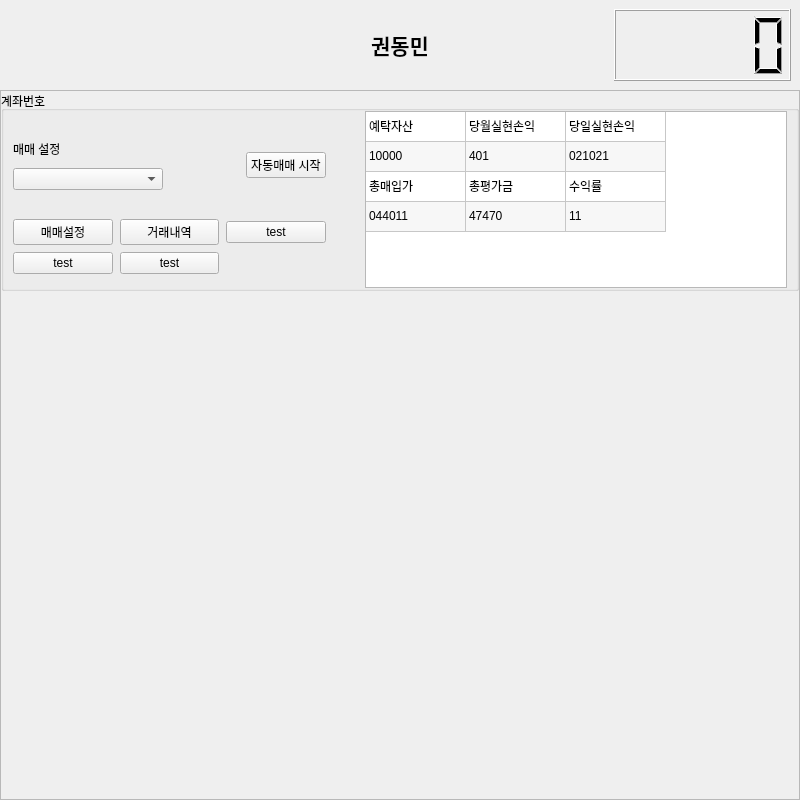
Above: GUI/main_win.ui from Fvesta/autotrading2 before the change. Below: the same form after it.
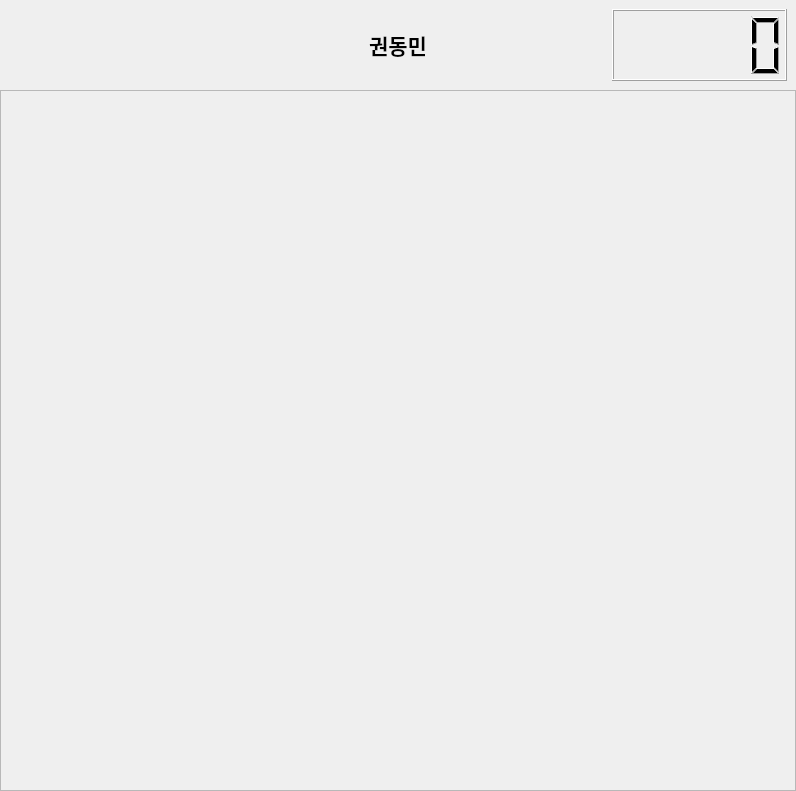
That is the form after the change.

```diff
--- a/GUI/main_win.ui
+++ b/GUI/main_win.ui
@@ -6,8 +6,8 @@
    <rect>
     <x>0</x>
     <y>0</y>
-    <width>800</width>
-    <height>800</height>
+    <width>796</width>
+    <height>791</height>
    </rect>
   </property>
   <property name="windowTitle">
@@ -121,8 +121,8 @@
           <rect>
            <x>0</x>
            <y>0</y>
-           <width>796</width>
-           <height>706</height>
+           <width>792</width>
+           <height>697</height>
           </rect>
          </property>
          <layout class="QVBoxLayout" name="verticalLayout_3">
@@ -141,348 +141,6 @@
           <property name="bottomMargin">
            <number>0</number>
           </property>
-          <item>
-           <widget class="QGroupBox" name="groupBox_2">
-            <property name="sizePolicy">
-             <sizepolicy hsizetype="Preferred" vsizetype="Fixed">
-              <horstretch>0</horstretch>
-              <verstretch>0</verstretch>
-             </sizepolicy>
-            </property>
-            <property name="minimumSize">
-             <size>
-              <width>0</width>
-              <height>200</height>
-             </size>
-            </property>
-            <property name="maximumSize">
-             <size>
-              <width>16777215</width>
-              <height>200</height>
-             </size>
-            </property>
-            <property name="title">
-             <string>계좌번호</string>
-            </property>
-            <layout class="QHBoxLayout" name="horizontalLayout_4" stretch="5,6">
-             <property name="spacing">
-              <number>0</number>
-             </property>
-             <property name="topMargin">
-              <number>0</number>
-             </property>
-             <property name="bottomMargin">
-              <number>0</number>
-             </property>
-             <item>
-              <widget class="QWidget" name="widget_6" native="true">
-               <layout class="QHBoxLayout" name="horizontalLayout_6" stretch="8,1">
-                <property name="spacing">
-                 <number>0</number>
-                </property>
-                <property name="leftMargin">
-                 <number>0</number>
-                </property>
-                <property name="topMargin">
-                 <number>0</number>
-                </property>
-                <property name="rightMargin">
-                 <number>0</number>
-                </property>
-                <property name="bottomMargin">
-                 <number>0</number>
-                </property>
-                <item>
-                 <widget class="QWidget" name="widget_2" native="true">
-                  <property name="sizePolicy">
-                   <sizepolicy hsizetype="Expanding" vsizetype="Expanding">
-                    <horstretch>0</horstretch>
-                    <verstretch>0</verstretch>
-                   </sizepolicy>
-                  </property>
-                  <property name="minimumSize">
-                   <size>
-                    <width>0</width>
-                    <height>0</height>
-                   </size>
-                  </property>
-                  <property name="maximumSize">
-                   <size>
-                    <width>16777215</width>
-                    <height>16777215</height>
-                   </size>
-                  </property>
-                  <layout class="QVBoxLayout" name="verticalLayout_5">
-                   <property name="spacing">
-                    <number>15</number>
-                   </property>
-                   <property name="leftMargin">
-                    <number>0</number>
-                   </property>
-                   <property name="topMargin">
-                    <number>0</number>
-                   </property>
-                   <property name="rightMargin">
-                    <number>0</number>
-                   </property>
-                   <property name="bottomMargin">
-                    <number>0</number>
-                   </property>
-                   <item>
-                    <layout class="QHBoxLayout" name="horizontalLayout_2">
-                     <property name="spacing">
-                      <number>0</number>
-                     </property>
-                     <property name="leftMargin">
-                      <number>0</number>
-                     </property>
-                     <property name="topMargin">
-                      <number>15</number>
-                     </property>
-                     <property name="rightMargin">
-                      <number>0</number>
-                     </property>
-                     <item>
-                      <layout class="QVBoxLayout" name="verticalLayout_4" stretch="0,0">
-                       <property name="spacing">
-                        <number>10</number>
-                       </property>
-                       <item>
-                        <widget class="QLabel" name="label_2">
-                         <property name="text">
-                          <string>매매 설정</string>
-                         </property>
-                        </widget>
-                       </item>
-                       <item>
-                        <widget class="QComboBox" name="comboBox">
-                         <property name="sizePolicy">
-                          <sizepolicy hsizetype="Fixed" vsizetype="Fixed">
-                           <horstretch>0</horstretch>
-                           <verstretch>0</verstretch>
-                          </sizepolicy>
-                         </property>
-                         <property name="minimumSize">
-                          <size>
-                           <width>150</width>
-                           <height>0</height>
-                          </size>
-                         </property>
-                         <property name="maximumSize">
-                          <size>
-                           <width>150</width>
-                           <height>16777215</height>
-                          </size>
-                         </property>
-                        </widget>
-                       </item>
-                      </layout>
-                     </item>
-                     <item>
-                      <spacer name="horizontalSpacer">
-                       <property name="orientation">
-                        <enum>Qt::Horizontal</enum>
-                       </property>
-                       <property name="sizeHint" stdset="0">
-                        <size>
-                         <width>40</width>
-                         <height>20</height>
-                        </size>
-                       </property>
-                      </spacer>
-                     </item>
-                     <item>
-                      <widget class="QPushButton" name="pushButton_7">
-                       <property name="text">
-                        <string>자동매매 시작</string>
-                       </property>
-                      </widget>
-                     </item>
-                    </layout>
-                   </item>
-                   <item>
-                    <layout class="QGridLayout" name="gridLayout_2">
-                     <property name="leftMargin">
-                      <number>0</number>
-                     </property>
-                     <property name="spacing">
-                      <number>7</number>
-                     </property>
-                     <item row="0" column="2">
-                      <widget class="QPushButton" name="pushButton_3">
-                       <property name="text">
-                        <string>test</string>
-                       </property>
-                      </widget>
-                     </item>
-                     <item row="1" column="0">
-                      <widget class="QPushButton" name="pushButton_5">
-                       <property name="text">
-                        <string>test</string>
-                       </property>
-                      </widget>
-                     </item>
-                     <item row="1" column="1">
-                      <widget class="QPushButton" name="pushButton_6">
-                       <property name="text">
-                        <string>test</string>
-                       </property>
-                      </widget>
-                     </item>
-                     <item row="0" column="0">
-                      <widget class="QPushButton" name="pushButton">
-                       <property name="text">
-                        <string>매매설정</string>
-                       </property>
-                      </widget>
-                     </item>
-                     <item row="0" column="1">
-                      <widget class="QPushButton" name="pushButton_2">
-                       <property name="text">
-                        <string>거래내역</string>
-                       </property>
-                      </widget>
-                     </item>
-                    </layout>
-                   </item>
-                  </layout>
-                 </widget>
-                </item>
-                <item>
-                 <widget class="QWidget" name="widget_7" native="true"/>
-                </item>
-               </layout>
-              </widget>
-             </item>
-             <item>
-              <widget class="QTableWidget" name="tableWidget">
-               <property name="sizePolicy">
-                <sizepolicy hsizetype="Expanding" vsizetype="Expanding">
-                 <horstretch>0</horstretch>
-                 <verstretch>0</verstretch>
-                </sizepolicy>
-               </property>
-               <property name="minimumSize">
-                <size>
-                 <width>0</width>
-                 <height>0</height>
-                </size>
-               </property>
-               <property name="alternatingRowColors">
-                <bool>true</bool>
-               </property>
-               <property name="rowCount">
-                <number>4</number>
-               </property>
-               <property name="columnCount">
-                <number>3</number>
-               </property>
-               <attribute name="horizontalHeaderVisible">
-                <bool>false</bool>
-               </attribute>
-               <attribute name="horizontalHeaderCascadingSectionResizes">
-                <bool>false</bool>
-               </attribute>
-               <attribute name="horizontalHeaderDefaultSectionSize">
-                <number>100</number>
-               </attribute>
-               <attribute name="horizontalHeaderShowSortIndicator" stdset="0">
-                <bool>false</bool>
-               </attribute>
-               <attribute name="verticalHeaderVisible">
-                <bool>false</bool>
-               </attribute>
-               <attribute name="verticalHeaderMinimumSectionSize">
-                <number>30</number>
-               </attribute>
-               <attribute name="verticalHeaderDefaultSectionSize">
-                <number>30</number>
-               </attribute>
-               <row/>
-               <row/>
-               <row/>
-               <row/>
-               <column/>
-               <column/>
-               <column/>
-               <item row="0" column="0">
-                <property name="text">
-                 <string>예탁자산</string>
-                </property>
-               </item>
-               <item row="0" column="1">
-                <property name="text">
-                 <string>당월실현손익</string>
-                </property>
-               </item>
-               <item row="0" column="2">
-                <property name="text">
-                 <string>당일실현손익</string>
-                </property>
-               </item>
-               <item row="1" column="0">
-                <property name="text">
-                 <string>10000</string>
-                </property>
-               </item>
-               <item row="1" column="1">
-                <property name="text">
-                 <string>401</string>
-                </property>
-               </item>
-               <item row="1" column="2">
-                <property name="text">
-                 <string>021021</string>
-                </property>
-               </item>
-               <item row="2" column="0">
-                <property name="text">
-                 <string>총매입가</string>
-                </property>
-               </item>
-               <item row="2" column="1">
-                <property name="text">
-                 <string>총평가금</string>
-                </property>
-               </item>
-               <item row="2" column="2">
-                <property name="text">
-                 <string>수익률</string>
-                </property>
-               </item>
-               <item row="3" column="0">
-                <property name="text">
-                 <string>044011</string>
-                </property>
-               </item>
-               <item row="3" column="1">
-                <property name="text">
-                 <string>47470</string>
-                </property>
-               </item>
-               <item row="3" column="2">
-                <property name="text">
-                 <string>11</string>
-                </property>
-               </item>
-              </widget>
-             </item>
-            </layout>
-           </widget>
-          </item>
-          <item>
-           <spacer name="verticalSpacer">
-            <property name="orientation">
-             <enum>Qt::Vertical</enum>
-            </property>
-            <property name="sizeHint" stdset="0">
-             <size>
-              <width>20</width>
-              <height>40</height>
-             </size>
-            </property>
-           </spacer>
-          </item>
          </layout>
         </widget>
        </widget>
```
